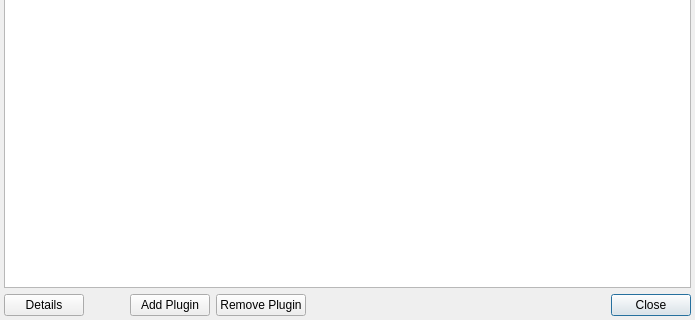
BlueQuartzSoftware/DREAM3D, file Source/Applications/DREAM3D/UI_Files/AboutPlugins.ui: the form before one commit; both pictures show x 0 to 695 and y 214 to 534 of the 695 by 534 pixel window.
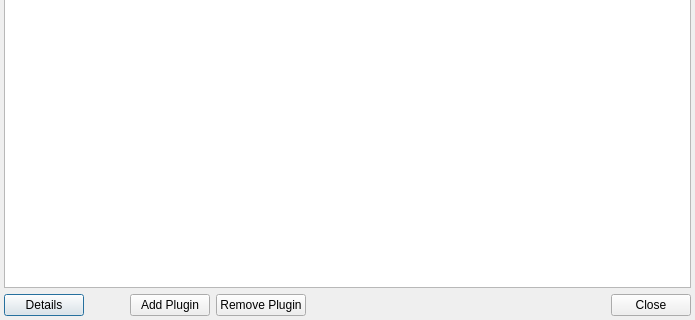
The form after the commit.

Commit message: Due to high CPU usage on OS X default buttons no longer 'pulse' and the QProgressBar has been removed when there are no active pipelines. This allows the idle CPU usage of DREAM3D to be near 0% as it should be for an idle application.

Patch:
```diff
--- a/Source/Applications/DREAM3D/UI_Files/AboutPlugins.ui
+++ b/Source/Applications/DREAM3D/UI_Files/AboutPlugins.ui
@@ -128,7 +128,7 @@
           <string>Close</string>
          </property>
          <property name="default">
-          <bool>true</bool>
+          <bool>false</bool>
          </property>
         </widget>
        </item>
```
Left out of the diff: 2 changed lines with no effect on the pictures. The commit also changes 7 other files.
